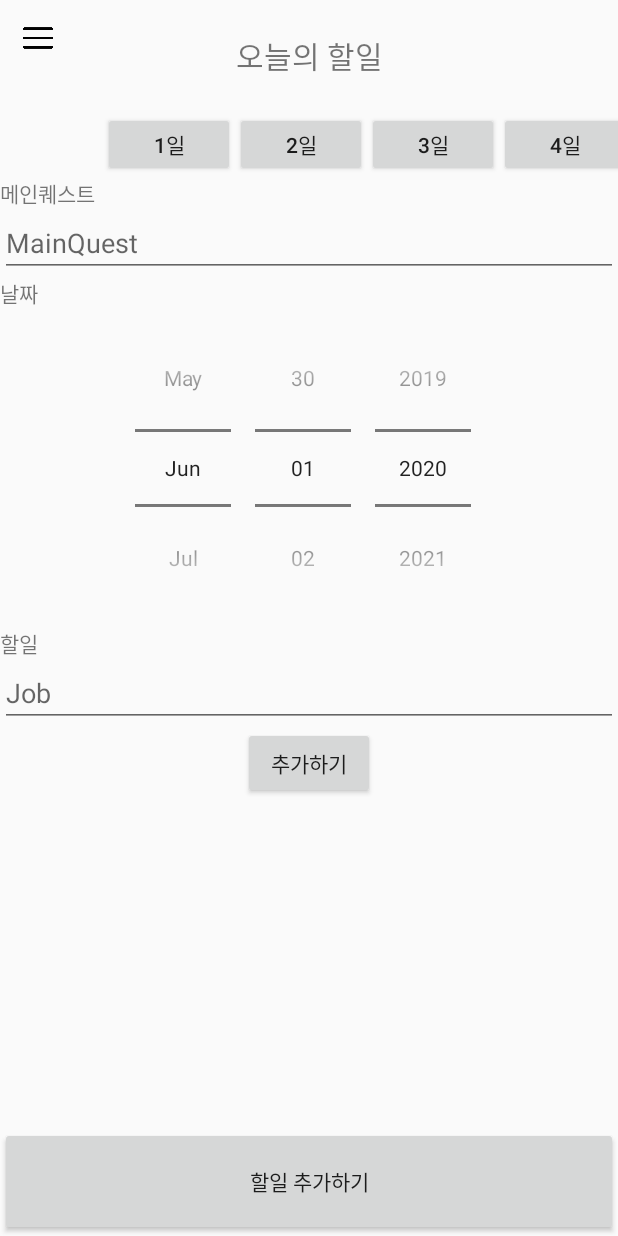
After one commit to uniz21/OpenSourceAndroid, an Android app: the fragment AddListFragment placed in its activity, on a phone screen of 412 x 824 dp. The commit adds this screen. Run offline under Robolectric (Android 15) with nearby library versions, the phone set to English and light mode, and no system bars.

Commit message:
Revert "할일 테스트"
This reverts commit 5d6c82e9ae859c65c233072b3f06ae858585a036.

```diff
--- /dev/null
+++ b/app/src/main/java/com/example/yoony/opensourceandroidproject/AddListFragment.java
@@ -0,0 +1,62 @@
+package com.example.yoony.opensourceandroidproject;
+
+import android.os.Bundle;
+import android.support.annotation.NonNull;
+import android.support.annotation.Nullable;
+import android.support.v4.app.Fragment;
+import android.support.v4.app.FragmentManager;
+import android.view.LayoutInflater;
+import android.view.View;
+import android.view.ViewGroup;
+import android.widget.Button;
+import android.widget.CheckBox;
+import android.widget.DatePicker;
+import android.widget.EditText;
+import android.widget.LinearLayout;
+
+public class AddListFragment extends Fragment {
+    Button addBtn;
+    EditText equest,ejob;
+    DatePicker edate;
+    int prevPage=0;
+    LinearLayout t,b;
+    public AddListFragment(){}
+
+    public void getInstance(int prevPage, LinearLayout t, LinearLayout b){
+        this.prevPage=prevPage;
+        this.t=t;
+        this.b=b;
+    }
+
+    @Override
+    public void onCreate(@Nullable Bundle savedInstanceState) {
+        super.onCreate(savedInstanceState);
+        Bundle data = getArguments();
+    }
+
+    @Nullable
+    @Override
+    public View onCreateView(@NonNull LayoutInflater inflater, @Nullable ViewGroup container, @Nullable Bundle savedInstanceState) {
+        final View view=inflater.inflate(R.layout.addlist_layout,null);
+        addBtn=(Button)view.findViewById(R.id.addBtn);
+        equest=(EditText)view.findViewById(R.id.quest);
+        edate=(DatePicker) view.findViewById(R.id.date);
+        ejob=(EditText)view.findViewById(R.id.job);
+        addBtn.setOnClickListener(new View.OnClickListener() {
+            @Override
+            public void onClick(View v) {
+                DBHelper dbHelper=new DBHelper(view.getContext(),"QuestApp.db",null,1);
+                String quest = equest.getText().toString();
+                int date = ((edate.getMonth()+1)*100)+edate.getDayOfMonth();
+                String job = ejob.getText().toString();
+
+                dbHelper.insert(job,date,quest);
+                FragmentManager fragmentManager=getFragmentManager();
+                fragmentManager.beginTransaction().replace(R.id.fragment_container,MyFragment.getInstace(prevPage)).addToBackStack(null).commit();//이전 프레그먼트로 돌아가야함
+                b.setVisibility(View.VISIBLE);
+                t.setVisibility(View.VISIBLE);
+            }
+        });
+        return view;
+    }
+}
--- /dev/null
+++ b/app/src/main/res/layout/addlist_layout.xml
@@ -0,0 +1,50 @@
+<?xml version="1.0" encoding="utf-8"?>
+<LinearLayout xmlns:android="http://schemas.android.com/apk/res/android"
+    xmlns:tools="http://schemas.android.com/tools"
+    android:orientation="vertical" android:layout_width="match_parent"
+    android:layout_height="match_parent"
+    android:id="@+id/addlistfragment">
+
+    <TextView
+        android:layout_width="wrap_content"
+        android:layout_height="wrap_content"
+
+        android:text="메인퀘스트"/>
+
+    <EditText
+        android:id="@+id/quest"
+        android:layout_width="match_parent"
+        android:layout_height="wrap_content"
+        android:hint="MainQuest" />
+
+    <TextView
+        android:layout_width="wrap_content"
+        android:layout_height="wrap_content"
+        android:text="날짜"/>
+
+    <DatePicker
+        android:id="@+id/date"
+        android:layout_width="match_parent"
+        android:layout_height="wrap_content"
+        android:datePickerMode="spinner"
+        android:calendarViewShown="false"></DatePicker>
+
+    <TextView
+        android:layout_width="wrap_content"
+        android:layout_height="wrap_content"
+        android:text="할일"/>
+
+    <EditText
+        android:id="@+id/job"
+        android:layout_width="match_parent"
+        android:layout_height="wrap_content"
+        android:hint="Job" />
+
+    <Button
+        android:layout_width="wrap_content"
+        android:layout_height="wrap_content"
+        android:id="@+id/addBtn"
+        android:text="추가하기"
+        android:layout_gravity="center"/>
+
+</LinearLayout>
```
Also changed, not shown: app/src/main/java/com/example/yoony/opensourceandroidproject/DBHelper.java (added, +132 -0 lines), app/src/main/java/com/example/yoony/opensourceandroidproject/MyAdapter.java (+22 -3 lines), app/src/main/java/com/example/yoony/opensourceandroidproject/MyFragment.java (+18 -11 lines), app/src/main/java/com/example/yoony/opensourceandroidproject/SampleData.java (+7 -3 lines).
